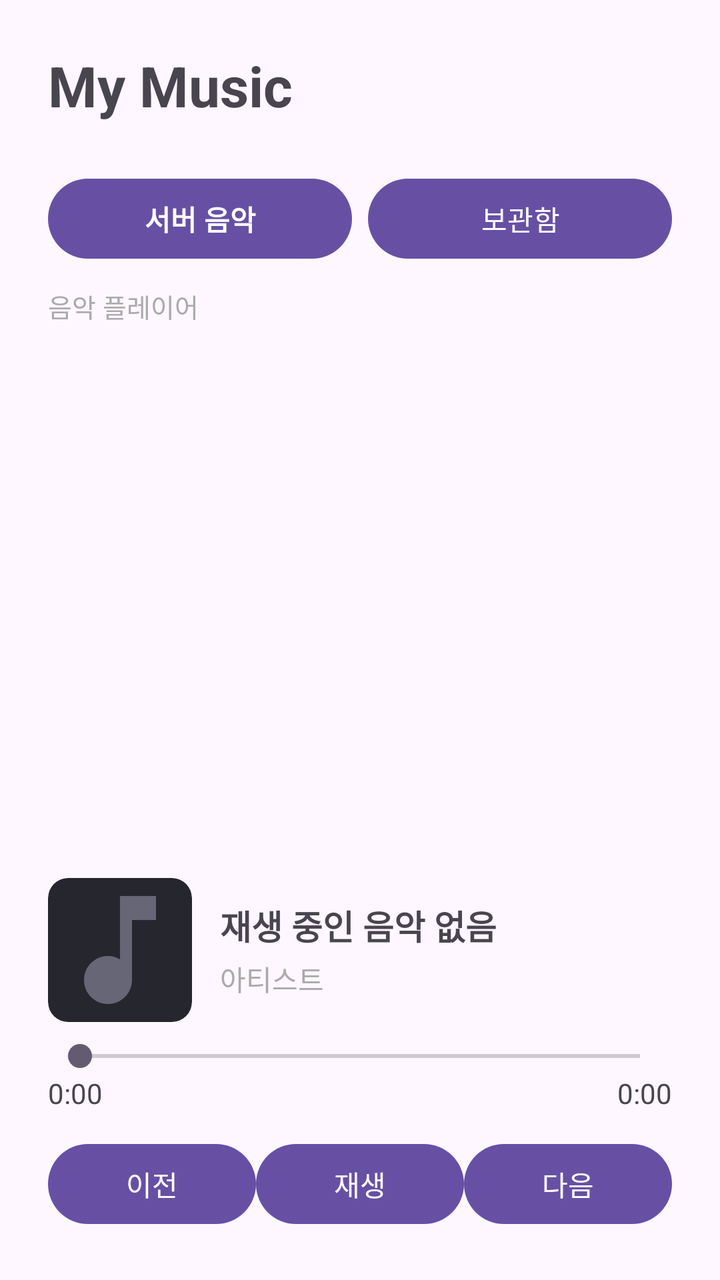
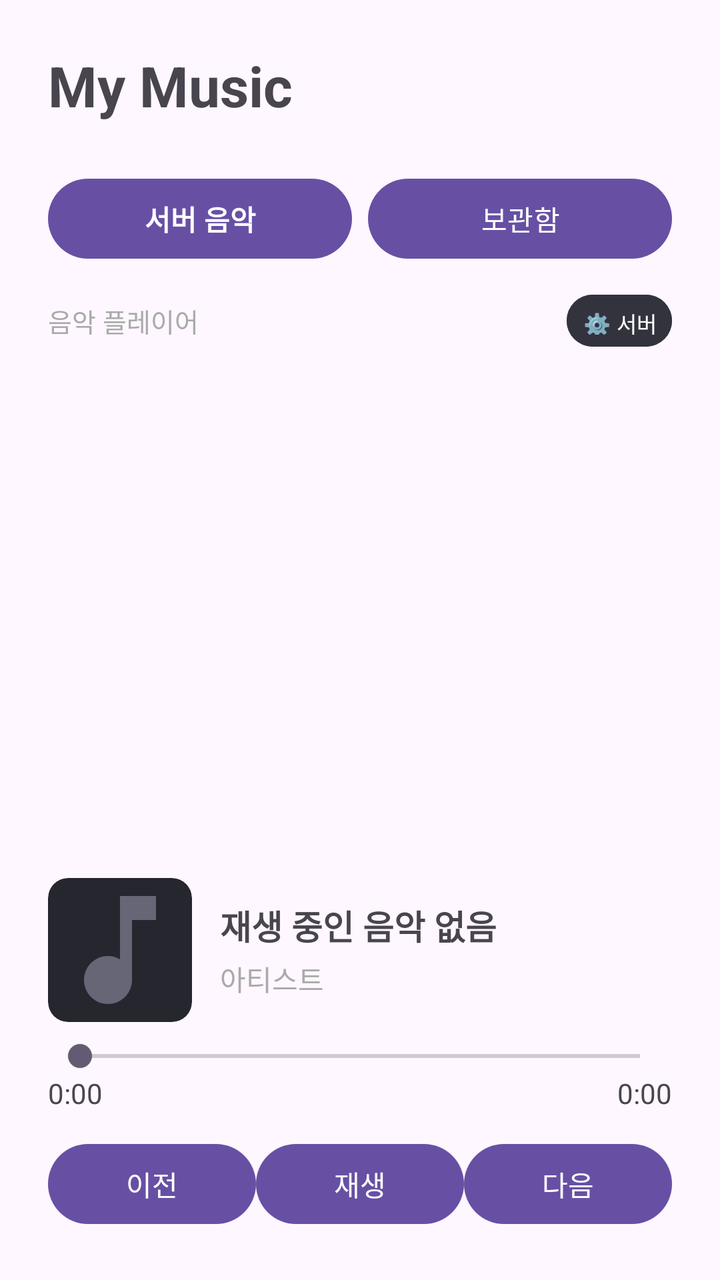

Compare the two renders of this Android layout. The source of the first and the diff that turns it into the second are given below.
<!-- AndroidManifest.xml: application theme Theme.MyMusic -->
<!-- res/layout/activity_main.xml -->
<?xml version="1.0" encoding="utf-8"?>
<LinearLayout
    xmlns:android="http://schemas.android.com/apk/res/android"
    xmlns:app="http://schemas.android.com/apk/res-auto"
    android:id="@+id/main"
    android:layout_width="match_parent"
    android:layout_height="match_parent"
    android:orientation="vertical"
    android:padding="24dp">

    
    <TextView
        android:layout_width="match_parent"
        android:layout_height="wrap_content"
        android:text="My Music"
        android:textSize="28sp"
        android:textStyle="bold"
        android:layout_marginBottom="24dp" />

    
    <LinearLayout
        android:layout_width="match_parent"
        android:layout_height="wrap_content"
        android:orientation="horizontal">

        <Button
            android:id="@+id/btnTabServer"
            android:layout_width="0dp"
            android:layout_height="wrap_content"
            android:layout_weight="1"
            android:text="서버 음악"
            android:textSize="14sp"
            android:textStyle="bold" />

        <Button
            android:id="@+id/btnTabLocal"
            android:layout_width="0dp"
            android:layout_height="wrap_content"
            android:layout_weight="1"
            android:text="보관함"
            android:textSize="14sp"
            android:layout_marginStart="8dp" />

    </LinearLayout>

    
    <TextView
        android:id="@+id/txtStatus"
        android:layout_width="match_parent"
        android:layout_height="wrap_content"
        android:text="음악 플레이어"
        android:textColor="#AAAAAA"
        android:textSize="13sp"
        android:layout_marginTop="10dp" />


    
    <androidx.recyclerview.widget.RecyclerView
        android:id="@+id/recyclerSongs"
        android:layout_width="match_parent"
        android:layout_height="0dp"
        android:layout_weight="1"
        android:layout_marginTop="12dp" />

    
    <LinearLayout
        android:layout_width="match_parent"
        android:layout_height="wrap_content"
        android:orientation="horizontal"
        android:gravity="center_vertical"
        android:layout_marginTop="16dp">

        <androidx.cardview.widget.CardView
            android:layout_width="72dp"
            android:layout_height="72dp"
            app:cardCornerRadius="10dp"
            app:cardElevation="0dp"
            app:cardBackgroundColor="#26262E">

            <ImageView
                android:id="@+id/imgCover"
                android:layout_width="match_parent"
                android:layout_height="match_parent"
                android:scaleType="centerCrop"
                android:src="@drawable/ic_music_placeholder"
                android:contentDescription="Album Cover" />
        </androidx.cardview.widget.CardView>

        <LinearLayout
            android:layout_width="0dp"
            android:layout_height="wrap_content"
            android:layout_weight="1"
            android:orientation="vertical"
            android:layout_marginStart="14dp">

            <TextView
                android:id="@+id/txtNowPlaying"
                android:layout_width="match_parent"
                android:layout_height="wrap_content"
                android:text="재생 중인 음악 없음"
                android:textSize="17sp"
                android:textStyle="bold"
                android:maxLines="1"
                android:ellipsize="end" />

            <TextView
                android:id="@+id/txtArtist"
                android:layout_width="match_parent"
                android:layout_height="wrap_content"
                android:text="아티스트"
                android:textSize="14sp"
                android:textColor="#AAAAAA"
                android:maxLines="1"
                android:ellipsize="end"
                android:layout_marginTop="4dp" />

        </LinearLayout>

    </LinearLayout>

    
    <SeekBar
        android:id="@+id/seekBar"
        android:layout_width="match_parent"
        android:layout_height="wrap_content"
        android:max="1000"
        android:progress="0"
        android:layout_marginTop="8dp" />

    
    <LinearLayout
        android:layout_width="match_parent"
        android:layout_height="wrap_content"
        android:orientation="horizontal">

        <TextView
            android:id="@+id/txtCurrentTime"
            android:layout_width="0dp"
            android:layout_height="wrap_content"
            android:layout_weight="1"
            android:text="0:00" />

        <TextView
            android:id="@+id/txtDuration"
            android:layout_width="wrap_content"
            android:layout_height="wrap_content"
            android:text="0:00" />

    </LinearLayout>

    
    <LinearLayout
        android:layout_width="match_parent"
        android:layout_height="wrap_content"
        android:orientation="horizontal"
        android:gravity="center"
        android:layout_marginTop="12dp">

        <Button
            android:id="@+id/btnPrevious"
            android:layout_width="0dp"
            android:layout_height="wrap_content"
            android:layout_weight="1"
            android:text="이전" />

        <Button
            android:id="@+id/btnPlayPause"
            android:layout_width="0dp"
            android:layout_height="wrap_content"
            android:layout_weight="1"
            android:text="재생" />

        <Button
            android:id="@+id/btnNext"
            android:layout_width="0dp"
            android:layout_height="wrap_content"
            android:layout_weight="1"
            android:text="다음" />

    </LinearLayout>

</LinearLayout>
<!-- resources referenced by this layout -->
<resources>
  <!-- drawable ic_music_placeholder (drawable) -->
  <vector xmlns:android="http://schemas.android.com/apk/res/android"
      android:width="48dp"
      android:height="48dp"
      android:viewportWidth="24"
      android:viewportHeight="24">
      <path
          android:fillColor="#666677"
          android:pathData="M12,3v10.55c-0.59,-0.34 -1.27,-0.55 -2,-0.55 -2.21,0 -4,1.79 -4,4s1.79,4 4,4 4,-1.79 4,-4V7h4V3h-6z"/>
  </vector>
  <style name="Theme.MyMusic" parent="Base.Theme.MyMusic" />
  <style name="Base.Theme.MyMusic" parent="Theme.Material3.DayNight.NoActionBar">
          
          
      </style>
</resources>

<!-- the commit's change to res/layout/activity_main.xml (unified diff, before → after) -->
@@ -44,14 +44,52 @@
     </LinearLayout>
 
     
-    <TextView
-        android:id="@+id/txtStatus"
-        android:layout_width="match_parent"
-        android:layout_height="wrap_content"
-        android:text="음악 플레이어"
-        android:textColor="#AAAAAA"
-        android:textSize="13sp"
-        android:layout_marginTop="10dp" />
+    <LinearLayout
+        android:layout_width="match_parent"
+        android:layout_height="wrap_content"
+        android:orientation="horizontal"
+        android:gravity="center_vertical"
+        android:layout_marginTop="10dp">
+
+        <TextView
+            android:id="@+id/txtStatus"
+            android:layout_width="0dp"
+            android:layout_height="wrap_content"
+            android:layout_weight="1"
+            android:text="음악 플레이어"
+            android:textColor="#AAAAAA"
+            android:textSize="13sp"
+            android:maxLines="1"
+            android:ellipsize="end" />
+
+        <Button
+            android:id="@+id/btnRemoteStart"
+            android:layout_width="wrap_content"
+            android:layout_height="34dp"
+            android:text="⚡ 서버 켜기"
+            android:textSize="11sp"
+            android:textStyle="bold"
+            android:paddingStart="10dp"
+            android:paddingEnd="10dp"
+            android:minWidth="0dp"
+            android:minHeight="0dp"
+            android:visibility="gone"
+            android:backgroundTint="#2E7D32"
+            android:layout_marginEnd="6dp" />
+
+        <Button
+            android:id="@+id/btnServerSettings"
+            android:layout_width="wrap_content"
+            android:layout_height="34dp"
+            android:text="⚙️ 서버"
+            android:textSize="11sp"
+            android:paddingStart="8dp"
+            android:paddingEnd="8dp"
+            android:minWidth="0dp"
+            android:minHeight="0dp"
+            android:backgroundTint="#33333E" />
+
+    </LinearLayout>
 
 
     
